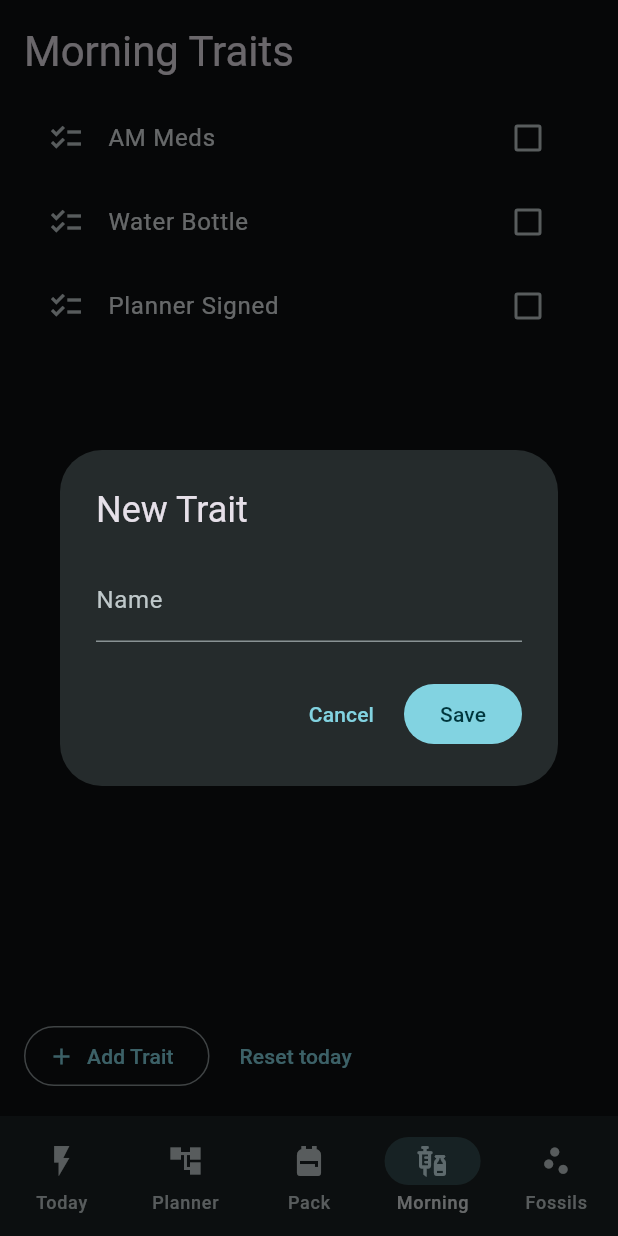
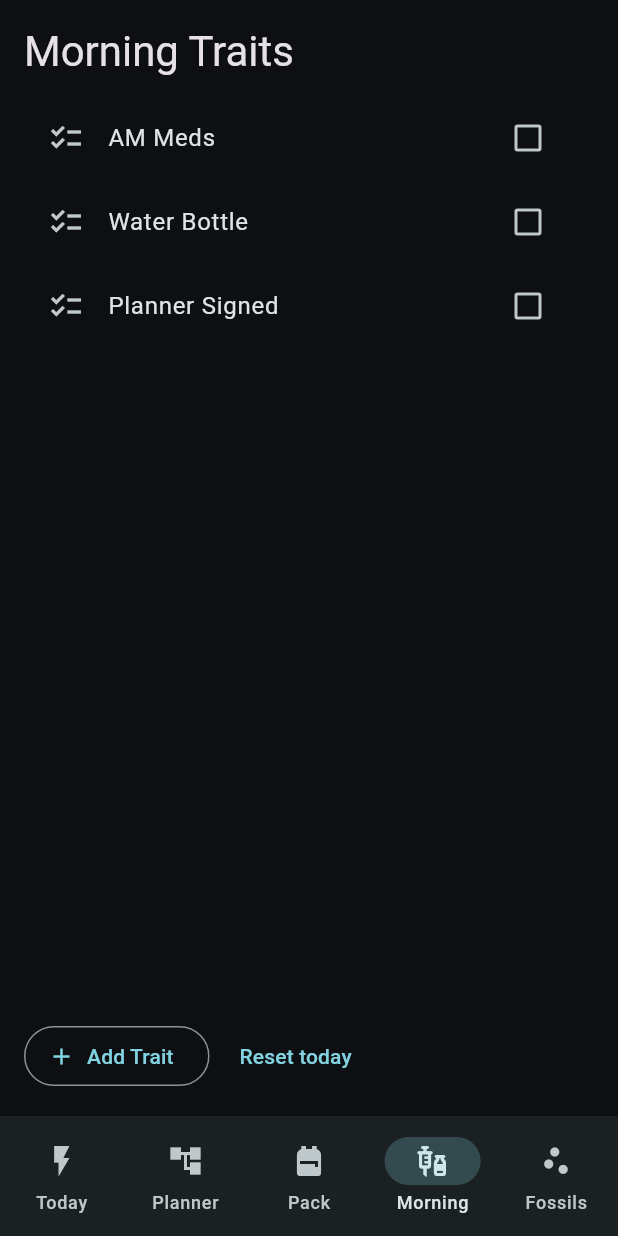
Before and after one commit to GATkassTACA/myapp, a Flutter app: the screen it shows after launch, item 4 of the bottom bar chosen, after a tap on "Add Trait", on a phone screen of 412 x 824 dp. Run offline on Flutter 3.47's test engine with Material 3 defaults, Android fonts, the phone set to English and light mode, and no system bars; our stand-ins replace hive_flutter; accounts and stored records are empty.

Commit message:
modified lib

```diff
--- a/lib/main.dart
+++ b/lib/main.dart
@@ -21,7 +21,7 @@ Future<void> main() async {
   _seedOnce();
   _dailyResetIfNeeded();
 
-  runApp(const EvoQuestApp());
+  runApp(const MyApp());
 }
 
 // ====== HIVE BOXES ======
@@ -65,6 +65,20 @@ void _dailyResetIfNeeded() {
   settings.put('lastResetYMD', today);
 }
 
+// ====== APP ======
+class MyApp extends StatelessWidget {
+  const MyApp({super.key});
+
+  @override
+  Widget build(BuildContext context) {
+    return MaterialApp(
+      title: 'EvoQuest',
+      debugShowCheckedModeBanner: false,
+      theme: ThemeData.dark(useMaterial3: true).copyWith(colorScheme: ColorScheme.fromSeed(seedColor: const Color(0xFF00E5FF), brightness: Brightness.dark), scaffoldBackgroundColor: const Color(0xFF0D0F12)),
+      home: const EvoQuestApp(),
+    );
+  }
+}
 // ====== APP ROOT ======
 class EvoQuestApp extends StatefulWidget {
   const EvoQuestApp({super.key});
@@ -499,7 +513,6 @@ class _MorningChecklistScreenState extends State<MorningChecklistScreen> {
                 icon: const Icon(Icons.add),
                 label: const Text('Add Trait'),
                 onPressed: () async {
-                  final created = await _addTraitDialog(context);
                   setState(() {});
                 },
               ),
@@ -518,34 +531,6 @@ class _MorningChecklistScreenState extends State<MorningChecklistScreen> {
     );
   }
 
-  Future<void> _addTraitDialog(BuildContext context) async {
-    final nameCtrl = TextEditingController();
-    int order = (routines.length) + 1;
-    return showDialog<void>(
-      context: context,
-      builder: (ctx) => AlertDialog(
-        title: const Text('New Trait'),
-        content: SizedBox(
-          width: 400,
-          child: Column(mainAxisSize: MainAxisSize.min, children: [
-            TextField(controller: nameCtrl, decoration: const InputDecoration(labelText: 'Name')),
-          ]),
-        ),
-        actions: [
-          TextButton(onPressed: () => Navigator.pop(ctx), child: const Text('Cancel')),
-          FilledButton(
-            onPressed: () {
-              if (nameCtrl.text.isEmpty) return;
-              final id = newId('rt');
-              routines.put(id, {'id': id, 'name': nameCtrl.text, 'icon': 'check', 'order': order});
-              Navigator.pop(ctx);
-            },
-            child: const Text('Save'),
-          ),
-        ],
-      ),
-    );
-  }
 }
 
 // ====== FOSSILS ======
```
